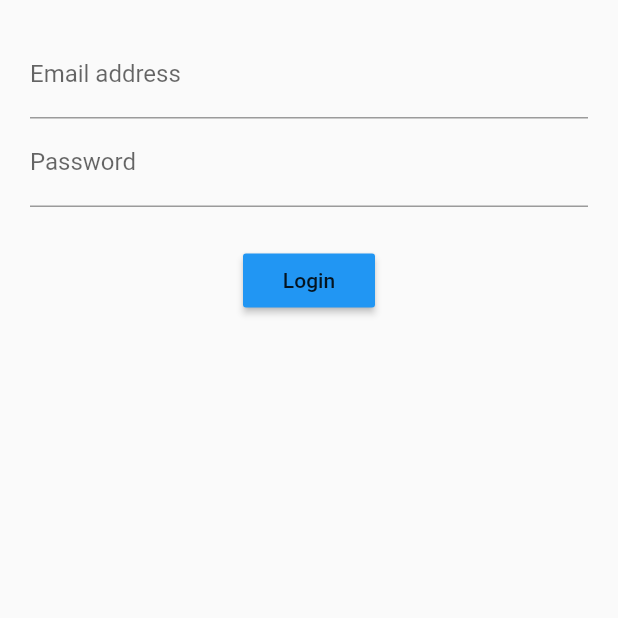
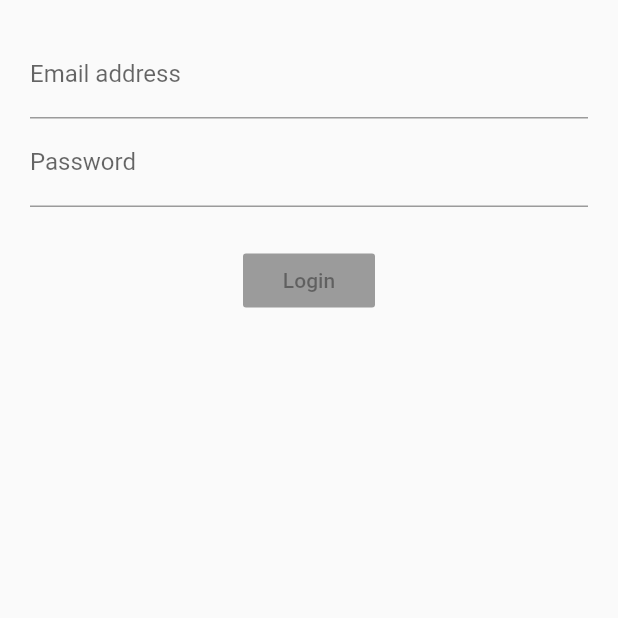
Before and after one commit to GayalBalasooriya/FlutterFromBeginning, a Flutter app: the screen it shows after launch, on a phone screen of 412 x 824 dp, the top half of it. Run offline on Flutter 3.47's test engine with Material 2 defaults, Android fonts, the phone set to English and light mode, and no system bars; our stand-ins replace rxdart, simple_animations.

Commit message:
added Rxdart

```diff
--- a/login_bloc/lib/src/blocs/bloc.dart
+++ b/login_bloc/lib/src/blocs/bloc.dart
@@ -1,18 +1,30 @@
 import 'dart:async';
 
 import 'package:login_bloc/src/blocs/validators.dart';
+import 'package:rxdart/rxdart.dart';
 
 class Bloc extends Validators {
-  final _email = StreamController<String>.broadcast();
-  final _password = StreamController<String>.broadcast();
+  //final _email = StreamController<String>.broadcast();
+  final _email = BehaviorSubject<String>();
+  //final _password = StreamController<String>.broadcast();
+  final _password = BehaviorSubject<String>();
 
   // Retrieve data
   Stream<String> get email => _email.stream.transform(validateEmail);
   Stream<String> get password => _password.stream.transform(validatePassword);
+  Stream<bool> get submitValid => CombineLatestStream.combine2(email, password, (e, p) => true);
 
   // Change data
   Function(String) get changeEmail => _email.sink.add;
   Function(String) get changePassword => _password.sink.add;
+
+  submit() {
+    final validEmail = _email.value;
+    final validPassword = _password.value;
+
+    print('Email is $validEmail');
+    print('Password is $validPassword');
+  }
 
   dispose() {
     _email.close();
--- a/login_bloc/lib/src/screens/login_screen.dart
+++ b/login_bloc/lib/src/screens/login_screen.dart
@@ -15,7 +15,7 @@ class LoginScreen extends StatelessWidget {
           emailField(bloc),
           passwordField(bloc),
           Container(margin: EdgeInsets.only(top: 25.0),),
-          submitButton()
+          submitButton(bloc)
         ],
       )
     );
@@ -58,12 +58,15 @@ class LoginScreen extends StatelessWidget {
 
   }
 
-  Widget submitButton() {
-    return RaisedButton(
-      child: Text("Login"),
-      color: Colors.blue,
-      onPressed: () {
-
+  Widget submitButton(Bloc bloc) {
+    return StreamBuilder(
+      stream: bloc.submitValid,
+      builder: (context, snapshot) {
+        return RaisedButton(
+            child: Text("Login"),
+            color: Colors.blue,
+            onPressed: snapshot.hasData ? bloc.submit : null,
+        );
       }
     );
   }
--- a/login_bloc/pubspec.yaml
+++ b/login_bloc/pubspec.yaml
@@ -23,6 +23,7 @@ dependencies:
   # The following adds the Cupertino Icons font to your application.
   # Use with the CupertinoIcons class for iOS style icons.
   cupertino_icons: ^0.1.2
+  rxdart: ^0.24.0
 
 dev_dependencies:
   flutter_test:
```
Also changed, not shown: login_bloc/pubspec.lock.
